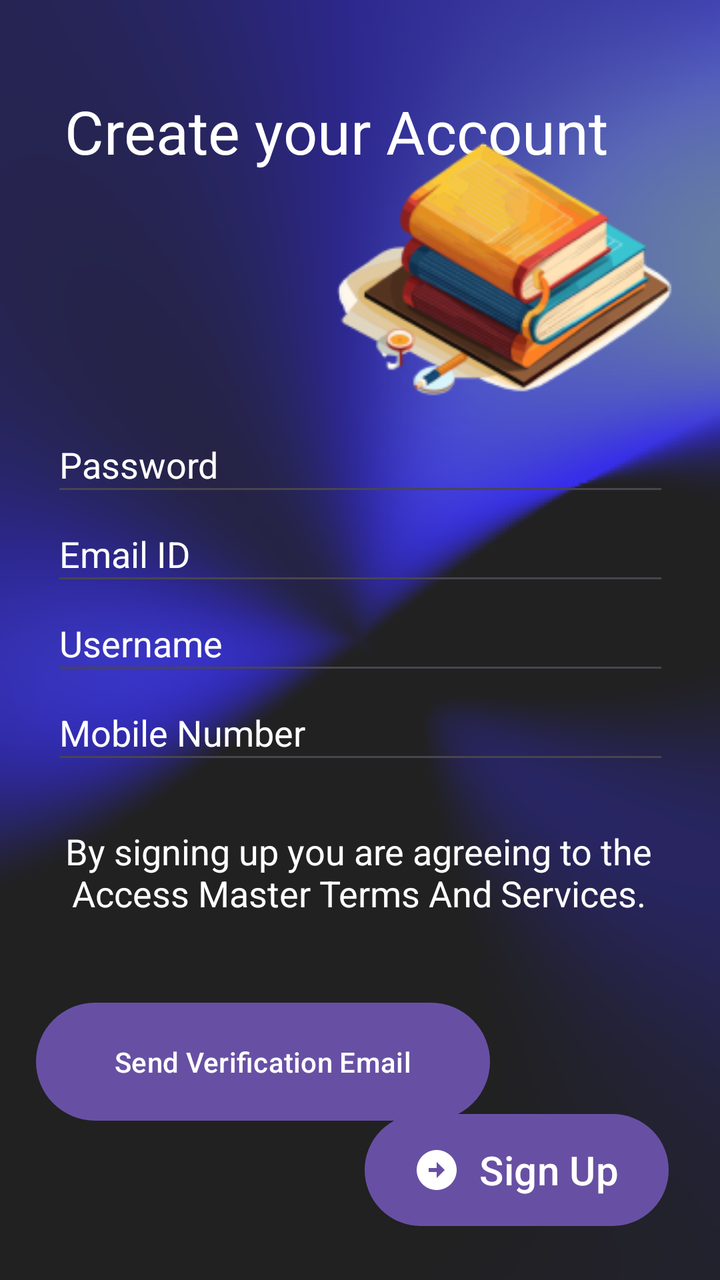
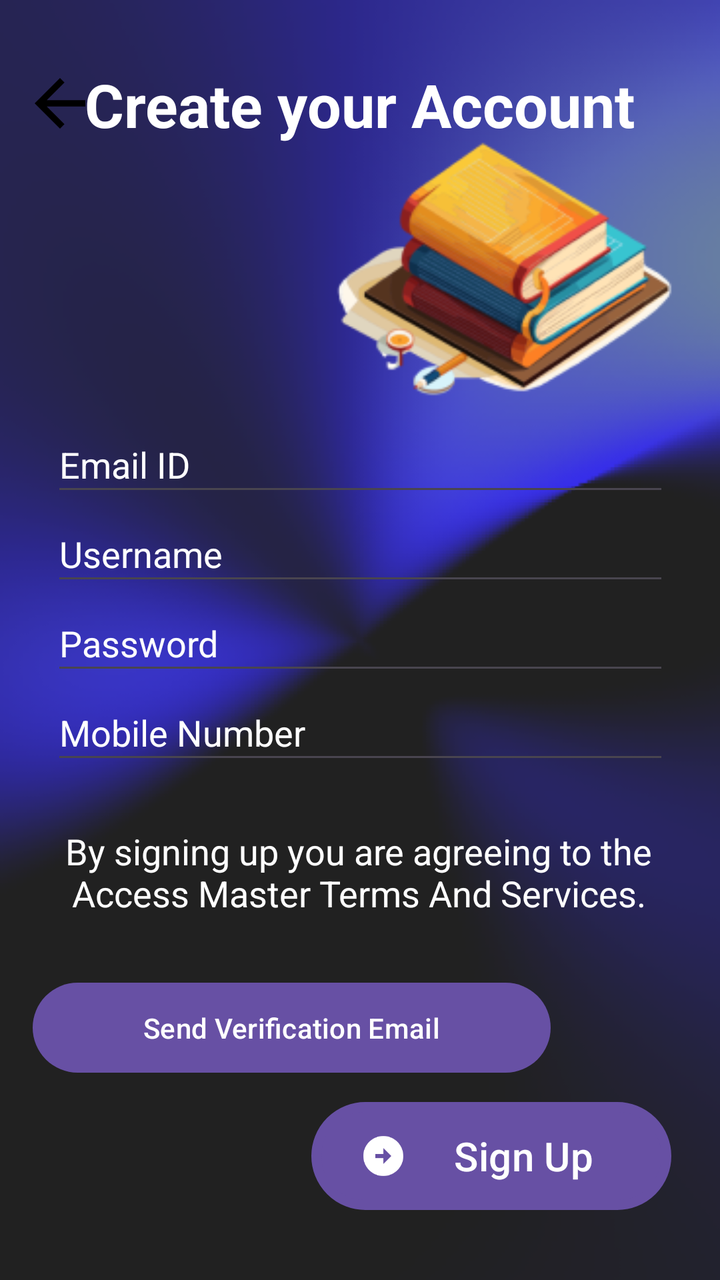

Before-and-after screenshots of an Android layout around one commit, followed by the original layout XML and the change that was made.
<!-- AndroidManifest.xml: application theme Theme.AccessMaster -->
<!-- res/layout/activity_sign_up.xml -->
<?xml version="1.0" encoding="utf-8"?>
<androidx.constraintlayout.widget.ConstraintLayout xmlns:android="http://schemas.android.com/apk/res/android"
    xmlns:app="http://schemas.android.com/apk/res-auto"
    xmlns:tools="http://schemas.android.com/tools"
    android:layout_width="match_parent"
    android:layout_height="match_parent"
    android:background="@drawable/back"
    tools:context=".SignUp">

    

    

    

    

    

    

    

    

    

    <TextView
        android:layout_width="336dp"
        android:layout_height="77dp"
        android:gravity="center"
        android:padding="10dp"
        android:text="@string/create_your_account"
        android:textColor="@android:color/white"
        android:textSize="30sp"
        app:layout_constraintBottom_toBottomOf="parent"
        app:layout_constraintEnd_toEndOf="parent"
        app:layout_constraintHeight_percent="0.15"
        app:layout_constraintHorizontal_bias="0.0"
        app:layout_constraintStart_toStartOf="parent"
        app:layout_constraintTop_toTopOf="parent"
        app:layout_constraintVertical_bias="0.048"
        app:layout_constraintWidth_percent="0.6" />

    <ImageView
        android:id="@+id/imageView"
        android:layout_width="206dp"
        android:layout_height="0dp"
        app:layout_constraintBottom_toBottomOf="parent"
        app:layout_constraintEnd_toEndOf="parent"
        app:layout_constraintHeight_percent="0.3"
        app:layout_constraintHorizontal_bias="1.0"
        app:layout_constraintStart_toStartOf="parent"
        app:layout_constraintTop_toTopOf="parent"
        app:layout_constraintVertical_bias="0.089"
        app:layout_constraintWidth_percent="0.5"
        app:srcCompat="@drawable/book" />

    <TextView
        android:id="@+id/textView"
        android:layout_width="370dp"
        android:layout_height="wrap_content"
        android:gravity="center"
        android:padding="10dp"
        android:text="By signing up you are agreeing to the Access Master Terms And Services."
        android:textColor="@android:color/white"
        android:textSize="18sp"
        app:layout_constraintBottom_toBottomOf="parent"
        app:layout_constraintEnd_toEndOf="parent"
        app:layout_constraintHorizontal_bias="0.609"
        app:layout_constraintStart_toStartOf="parent"
        app:layout_constraintTop_toTopOf="parent"
        app:layout_constraintVertical_bias="0.702"
        app:layout_constraintWidth_percent="0.9" />

    <EditText
        android:id="@+id/editTextUsername"
        android:layout_width="309dp"
        android:layout_height="0dp"
        android:hint="Username"
        android:inputType="text"
        android:textColor="@color/white"
        android:textColorHint="@color/white"
        app:layout_constraintBottom_toBottomOf="parent"
        app:layout_constraintEnd_toEndOf="parent"
        app:layout_constraintHeight_percent="0.07"
        app:layout_constraintStart_toStartOf="parent"
        app:layout_constraintTop_toTopOf="parent"
        app:layout_constraintWidth_percent="0.75" />

    <EditText
        android:id="@+id/editTextEmail"
        android:layout_width="309dp"
        android:layout_height="0dp"
        android:hint="Email ID"
        android:inputType="textEmailAddress"
        android:textColor="@color/white"
        android:textColorHint="@color/white"
        app:layout_constraintBottom_toBottomOf="parent"
        app:layout_constraintEnd_toEndOf="parent"
        app:layout_constraintHeight_percent="0.07"
        app:layout_constraintStart_toStartOf="parent"
        app:layout_constraintTop_toTopOf="parent"
        app:layout_constraintVertical_bias="0.425"
        app:layout_constraintWidth_percent="0.75" />

    <EditText
        android:id="@+id/editTextMobile"
        android:layout_width="309dp"
        android:layout_height="0dp"
        android:hint="Mobile Number"
        android:inputType="phone"
        android:textColor="@color/white"
        android:textColorHint="@color/white"
        app:layout_constraintBottom_toBottomOf="parent"
        app:layout_constraintEnd_toEndOf="parent"
        app:layout_constraintHeight_percent="0.07"
        app:layout_constraintStart_toStartOf="parent"
        app:layout_constraintTop_toTopOf="parent"
        app:layout_constraintVertical_bias="0.575"
        app:layout_constraintWidth_percent="0.75" />

    <EditText
        android:id="@+id/editTextPassword"
        android:layout_width="309dp"
        android:layout_height="0dp"
        android:hint="Password"
        android:inputType="textPassword"
        android:textColor="@color/white"
        android:textColorHint="@color/white"
        app:layout_constraintBottom_toBottomOf="parent"
        app:layout_constraintEnd_toEndOf="parent"
        app:layout_constraintHeight_percent="0.07"
        app:layout_constraintStart_toStartOf="parent"
        app:layout_constraintTop_toTopOf="parent"
        app:layout_constraintVertical_bias="0.35"
        app:layout_constraintWidth_percent="0.75" />

    <Button
        android:id="@+id/sendVerificationButton"
        android:layout_width="227dp"
        android:layout_height="67dp"
        android:text="Send Verification Email"
        app:layout_constraintBottom_toBottomOf="parent"
        app:layout_constraintEnd_toEndOf="parent"
        app:layout_constraintHeight_percent="0.08"
        app:layout_constraintHorizontal_bias="0.135"
        app:layout_constraintStart_toStartOf="parent"
        app:layout_constraintTop_toTopOf="parent"
        app:layout_constraintVertical_bias="0.868"
        app:layout_constraintWidth_percent="0.5" />

    <Button
        android:id="@+id/button9"
        android:layout_width="152dp"
        android:layout_height="56dp"
        android:background="@drawable/button"
        android:drawableLeft="@drawable/signup"
        android:onClick="navigateToLockPin"
        android:text="Sign Up"
        android:textSize="20sp"
        app:layout_constraintBottom_toBottomOf="parent"
        app:layout_constraintEnd_toEndOf="parent"
        app:layout_constraintHeight_percent="0.08"
        app:layout_constraintHorizontal_bias="0.876"
        app:layout_constraintStart_toStartOf="parent"
        app:layout_constraintTop_toTopOf="parent"
        app:layout_constraintVertical_bias="0.954"
        app:layout_constraintWidth_percent="0.5" />

</androidx.constraintlayout.widget.ConstraintLayout>
<!-- resources referenced by this layout -->
<resources>
  <color name="white">#FFFFFFFF</color>
  <!-- drawable back: png bitmap (drawable, 58696 bytes) -->
  <!-- drawable book: png bitmap (drawable, 35768 bytes) -->
  <!-- drawable button (drawable) -->
  <?xml version="1.0" encoding="utf-8"?>
  <shape xmlns:android="http://schemas.android.com/apk/res/android">
  <gradient android:startColor="@color/white" android:endColor="@color/white" />
      <corners android:radius="60dp"/>
      <stroke android:color="@color/black" android:width="5dp"/>
  </shape>
  <!-- drawable signup (drawable) -->
  <vector xmlns:android="http://schemas.android.com/apk/res/android" android:height="24dp" android:tint="#FFFFFF" android:viewportHeight="24" android:viewportWidth="24" android:width="24dp">
        
      <path android:fillColor="@android:color/white" android:pathData="M22,12c0,-5.52 -4.48,-10 -10,-10S2,6.48 2,12c0,5.52 4.48,10 10,10S22,17.52 22,12zM12,13l-4,0v-2l4,0V8l4,4l-4,4V13z"/>
      
  </vector>
  <string name="create_your_account">Create your Account</string>
  <style name="Theme.AccessMaster" parent="Base.Theme.AccessMaster" />
  <color name="black">#FF000000</color>
  <style name="Base.Theme.AccessMaster" parent="Theme.Material3.DayNight.NoActionBar">
          
          
      </style>
</resources>

<!-- the commit's change to res/layout/activity_sign_up.xml (unified diff, before → after) -->
@@ -7,23 +7,17 @@
     android:background="@drawable/back"
     tools:context=".SignUp">
 
-    
-
-    
-
-    
-
-    
-
-    
-
-    
-
-    
-
-    
-
-    
+    <ImageView
+        android:id="@+id/backarrow"
+        android:layout_width="38dp"
+        android:layout_height="38dp"
+        app:layout_constraintBottom_toBottomOf="parent"
+        app:layout_constraintEnd_toEndOf="parent"
+        app:layout_constraintHorizontal_bias="0.034"
+        app:layout_constraintStart_toStartOf="parent"
+        app:layout_constraintTop_toTopOf="parent"
+        app:layout_constraintVertical_bias="0.054"
+        app:srcCompat="@drawable/barrow" />
 
     <TextView
         android:layout_width="336dp"
@@ -33,13 +27,14 @@
         android:text="@string/create_your_account"
         android:textColor="@android:color/white"
         android:textSize="30sp"
+        android:textStyle="bold"
         app:layout_constraintBottom_toBottomOf="parent"
         app:layout_constraintEnd_toEndOf="parent"
         app:layout_constraintHeight_percent="0.15"
-        app:layout_constraintHorizontal_bias="0.0"
+        app:layout_constraintHorizontal_bias="0.493"
         app:layout_constraintStart_toStartOf="parent"
         app:layout_constraintTop_toTopOf="parent"
-        app:layout_constraintVertical_bias="0.048"
+        app:layout_constraintVertical_bias="0.024"
         app:layout_constraintWidth_percent="0.6" />
 
     <ImageView
@@ -86,6 +81,7 @@
         app:layout_constraintHeight_percent="0.07"
         app:layout_constraintStart_toStartOf="parent"
         app:layout_constraintTop_toTopOf="parent"
+        app:layout_constraintVertical_bias="0.425"
         app:layout_constraintWidth_percent="0.75" />
 
     <EditText
@@ -101,7 +97,7 @@
         app:layout_constraintHeight_percent="0.07"
         app:layout_constraintStart_toStartOf="parent"
         app:layout_constraintTop_toTopOf="parent"
-        app:layout_constraintVertical_bias="0.425"
+        app:layout_constraintVertical_bias="0.35"
         app:layout_constraintWidth_percent="0.75" />
 
     <EditText
@@ -133,27 +129,26 @@
         app:layout_constraintHeight_percent="0.07"
         app:layout_constraintStart_toStartOf="parent"
         app:layout_constraintTop_toTopOf="parent"
-        app:layout_constraintVertical_bias="0.35"
         app:layout_constraintWidth_percent="0.75" />
 
     <Button
         android:id="@+id/sendVerificationButton"
-        android:layout_width="227dp"
-        android:layout_height="67dp"
+        android:layout_width="259dp"
+        android:layout_height="53dp"
         android:text="Send Verification Email"
         app:layout_constraintBottom_toBottomOf="parent"
         app:layout_constraintEnd_toEndOf="parent"
         app:layout_constraintHeight_percent="0.08"
-        app:layout_constraintHorizontal_bias="0.135"
+        app:layout_constraintHorizontal_bias="0.163"
         app:layout_constraintStart_toStartOf="parent"
         app:layout_constraintTop_toTopOf="parent"
-        app:layout_constraintVertical_bias="0.868"
+        app:layout_constraintVertical_bias="0.83"
         app:layout_constraintWidth_percent="0.5" />
 
     <Button
         android:id="@+id/button9"
-        android:layout_width="152dp"
-        android:layout_height="56dp"
+        android:layout_width="180dp"
+        android:layout_height="54dp"
         android:background="@drawable/button"
         android:drawableLeft="@drawable/signup"
         android:onClick="navigateToLockPin"
@@ -162,10 +157,10 @@
         app:layout_constraintBottom_toBottomOf="parent"
         app:layout_constraintEnd_toEndOf="parent"
         app:layout_constraintHeight_percent="0.08"
-        app:layout_constraintHorizontal_bias="0.876"
+        app:layout_constraintHorizontal_bias="0.864"
         app:layout_constraintStart_toStartOf="parent"
         app:layout_constraintTop_toTopOf="parent"
-        app:layout_constraintVertical_bias="0.954"
+        app:layout_constraintVertical_bias="0.94"
         app:layout_constraintWidth_percent="0.5" />
 
 </androidx.constraintlayout.widget.ConstraintLayout>
<!-- resource entries referenced after the edit -->
@@ -2,6 +2,12 @@
 <resources>
   <color name="white">#FFFFFFFF</color>
   <!-- drawable back: png bitmap (drawable, 58696 bytes) -->
+  <!-- drawable barrow (drawable) -->
+  <vector xmlns:android="http://schemas.android.com/apk/res/android" android:autoMirrored="true" android:height="24dp" android:tint="#000000" android:viewportHeight="24" android:viewportWidth="24" android:width="24dp">
+  
+      <path android:fillColor="@android:color/white" android:pathData="M20,11H7.83l5.59,-5.59L12,4l-8,8 8,8 1.41,-1.41L7.83,13H20v-2z"/>
+  
+  </vector>
   <!-- drawable book: png bitmap (drawable, 35768 bytes) -->
   <!-- drawable button (drawable) -->
   <?xml version="1.0" encoding="utf-8"?>
